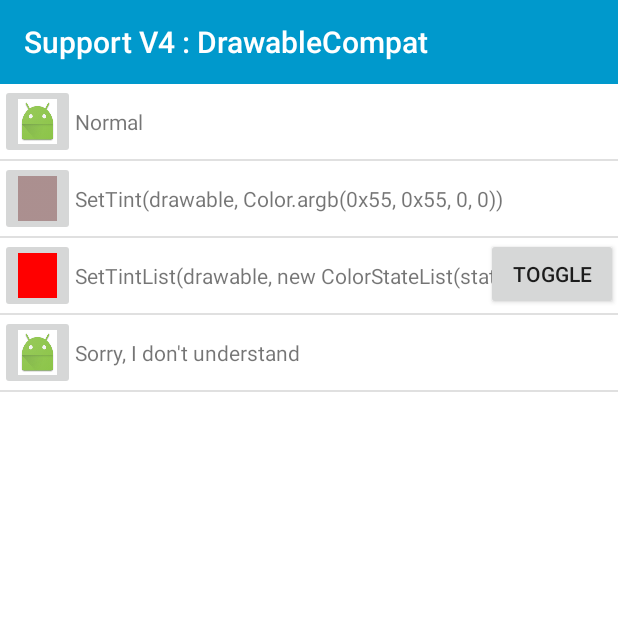
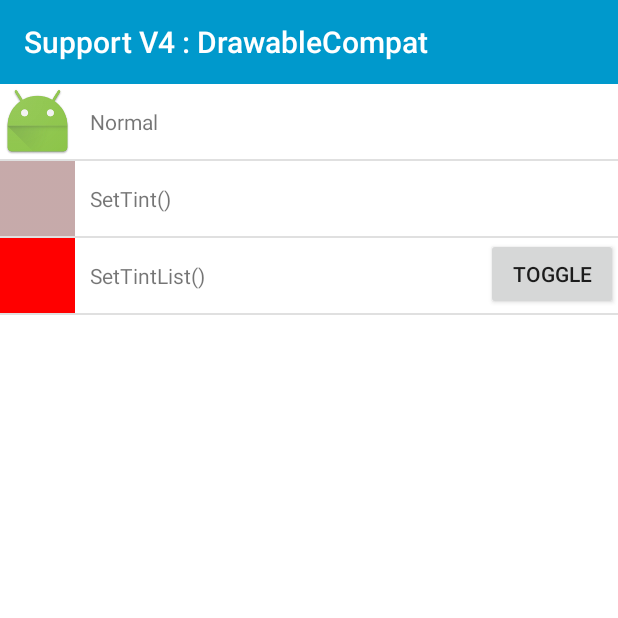
Before and after one commit to SunChulBaek-2/demos_SupportLibrary, an Android app: the screen it shows after launch (MainActivity), after a tap on "Support V4 : DrawableCompat", on a phone screen of 412 x 824 dp, the top half of it. Run offline under Robolectric (Android 15) with nearby library versions, the phone set to English and light mode, and no system bars; libraries missing offline, so code that uses them is left out: com.balysv.materialmenu; 3 statements that could not run were skipped.

Commit message:
small changes

```diff
--- a/app/src/main/java/kr/pe/ssun/supportlibrary221demos/supportv4/SupportV4DrawableCompatFragment.java
+++ b/app/src/main/java/kr/pe/ssun/supportlibrary221demos/supportv4/SupportV4DrawableCompatFragment.java
@@ -11,7 +11,7 @@ import android.view.View;
 import android.view.ViewGroup;
 import android.widget.ArrayAdapter;
 import android.widget.Button;
-import android.widget.ImageButton;
+import android.widget.ImageView;
 import android.widget.ListView;
 import android.widget.TextView;
 
@@ -25,9 +25,9 @@ public class SupportV4DrawableCompatFragment extends Fragment {
 
 	private enum Tint {
 		Normal("Normal"),
-		SetTint("SetTint(drawable, Color.argb(0x55, 0x55, 0, 0))"),
-		SetTintList("SetTintList(drawable, new ColorStateList(states, colors))"),
-		SetTintMode("Sorry, I don't understand");
+		SetTint("SetTint()"),
+		SetTintList("SetTintList()");
+		//SetTintMode("Sorry, I don't understand");
 
 		private String mDesc;
 
@@ -61,7 +61,7 @@ public class SupportV4DrawableCompatFragment extends Fragment {
 							R.layout.list_item_tint, null);
 				}
 
-                          final ImageButton ibImage = (ImageButton) view.findViewById(R.id.ivImage);
+                          final ImageView ibImage = (ImageView) view.findViewById(R.id.ivImage);
                           Button btnEnable = (Button)view.findViewById(R.id.btnToggle);
 
                           btnEnable.setOnClickListener(new View.OnClickListener() {
@@ -92,9 +92,11 @@ public class SupportV4DrawableCompatFragment extends Fragment {
 					DrawableCompat.setTintList(drawable, new ColorStateList(states, colors));
 
                                   btnEnable.setVisibility(View.VISIBLE);
-				} else if(getItem(position).name().equals(Tint.SetTintMode.name())) {
-                                  ibImage.setImageResource(R.drawable.ic_launcher_tint_mode);
 				}
+				// TODO : SetTintMode
+//				else if(getItem(position).name().equals(Tint.SetTintMode.name())) {
+//                                  ibImage.setImageResource(R.drawable.ic_launcher_tint_mode);
+//				}
 
 				TextView tvDesc = (TextView)view.findViewById(R.id.tvDesc);
 				tvDesc.setText(getItem(position).getDescription());
--- a/app/src/main/res/layout/fragment_support_v4_path_interpolator.xml
+++ b/app/src/main/res/layout/fragment_support_v4_path_interpolator.xml
@@ -93,10 +93,12 @@
                 <TextView
                         android:layout_width="wrap_content"
                         android:layout_height="50dp"
+                        android:gravity="left|center_vertical"
                         android:text="normal" />
                 <TextView
                         android:layout_width="wrap_content"
                         android:layout_height="50dp"
+                        android:gravity="left|center_vertical"
                         android:text="Interpolator" />
             </LinearLayout>
             <LinearLayout
@@ -176,10 +178,12 @@
                 <TextView
                         android:layout_width="wrap_content"
                         android:layout_height="50dp"
+                        android:gravity="left|center_vertical"
                         android:text="normal" />
                 <TextView
                         android:layout_width="wrap_content"
                         android:layout_height="50dp"
+                        android:gravity="left|center_vertical"
                         android:text="Interpolator" />
             </LinearLayout>
             <LinearLayout
--- a/app/src/main/res/layout/list_item_tint.xml
+++ b/app/src/main/res/layout/list_item_tint.xml
@@ -2,7 +2,7 @@
 <RelativeLayout xmlns:android="http://schemas.android.com/apk/res/android"
 				android:layout_width="match_parent"
 				android:layout_height="match_parent">
-	<ImageButton
+	<ImageView
 		android:id="@+id/ivImage"
 		android:layout_width="50dp"
 		android:layout_height="50dp"
@@ -13,6 +13,7 @@
 		android:layout_width="wrap_content"
 		android:layout_height="wrap_content"
 		android:layout_toRightOf="@id/ivImage"
+        android:layout_marginLeft="10dp"
 		android:layout_centerVertical="true" />
 
     <Button
```
Also changed, not shown: app/src/main/res/layout/fragment_support_v4_interpolators.xml (+9 -5 lines).
